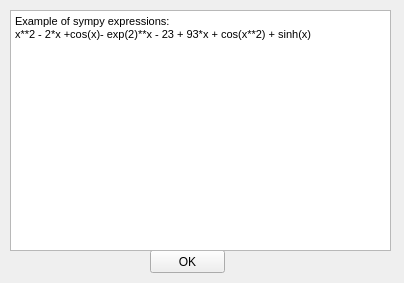
Brightest-Sunshine/GUI_Application, file UI/About.ui: the form before one commit.
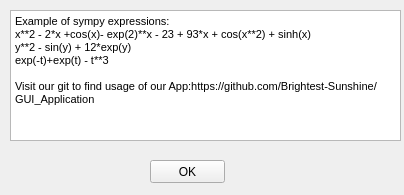
The form after the commit.

```diff
--- a/UI/About.ui
+++ b/UI/About.ui
@@ -7,7 +7,7 @@
     <x>0</x>
     <y>0</y>
     <width>404</width>
-    <height>283</height>
+    <height>195</height>
    </rect>
   </property>
   <property name="windowTitle">
@@ -17,7 +17,7 @@
    <property name="geometry">
     <rect>
      <x>150</x>
-     <y>250</y>
+     <y>160</y>
      <width>75</width>
      <height>23</height>
     </rect>
@@ -31,8 +31,8 @@
     <rect>
      <x>10</x>
      <y>10</y>
-     <width>381</width>
-     <height>241</height>
+     <width>391</width>
+     <height>131</height>
     </rect>
    </property>
    <property name="html">
@@ -41,7 +41,11 @@
 p, li { white-space: pre-wrap; }
 &lt;/style&gt;&lt;/head&gt;&lt;body style=&quot; font-family:'MS Shell Dlg 2'; font-size:8.25pt; font-weight:400; font-style:normal;&quot;&gt;
 &lt;p style=&quot; margin-top:0px; margin-bottom:0px; margin-left:0px; margin-right:0px; -qt-block-indent:0; text-indent:0px;&quot;&gt;Example of sympy expressions:&lt;/p&gt;
-&lt;p style=&quot; margin-top:0px; margin-bottom:0px; margin-left:0px; margin-right:0px; -qt-block-indent:0; text-indent:0px;&quot;&gt;x**2 - 2*x +cos(x)- exp(2)**x - 23 + 93*x + cos(x**2) + sinh(x)&lt;/p&gt;&lt;/body&gt;&lt;/html&gt;</string>
+&lt;p style=&quot; margin-top:0px; margin-bottom:0px; margin-left:0px; margin-right:0px; -qt-block-indent:0; text-indent:0px;&quot;&gt;x**2 - 2*x +cos(x)- exp(2)**x - 23 + 93*x + cos(x**2) + sinh(x)&lt;/p&gt;
+&lt;p style=&quot; margin-top:0px; margin-bottom:0px; margin-left:0px; margin-right:0px; -qt-block-indent:0; text-indent:0px;&quot;&gt;y**2 - sin(y) + 12*exp(y)&lt;/p&gt;
+&lt;p style=&quot; margin-top:0px; margin-bottom:0px; margin-left:0px; margin-right:0px; -qt-block-indent:0; text-indent:0px;&quot;&gt;exp(-t)+exp(t) - t**3&lt;/p&gt;
+&lt;p style=&quot;-qt-paragraph-type:empty; margin-top:0px; margin-bottom:0px; margin-left:0px; margin-right:0px; -qt-block-indent:0; text-indent:0px;&quot;&gt;&lt;br /&gt;&lt;/p&gt;
+&lt;p style=&quot; margin-top:0px; margin-bottom:0px; margin-left:0px; margin-right:0px; -qt-block-indent:0; text-indent:0px;&quot;&gt;Visit our git to find usage of our App:https://github.com/Brightest-Sunshine/GUI_Application&lt;/p&gt;&lt;/body&gt;&lt;/html&gt;</string>
    </property>
   </widget>
  </widget>
```
